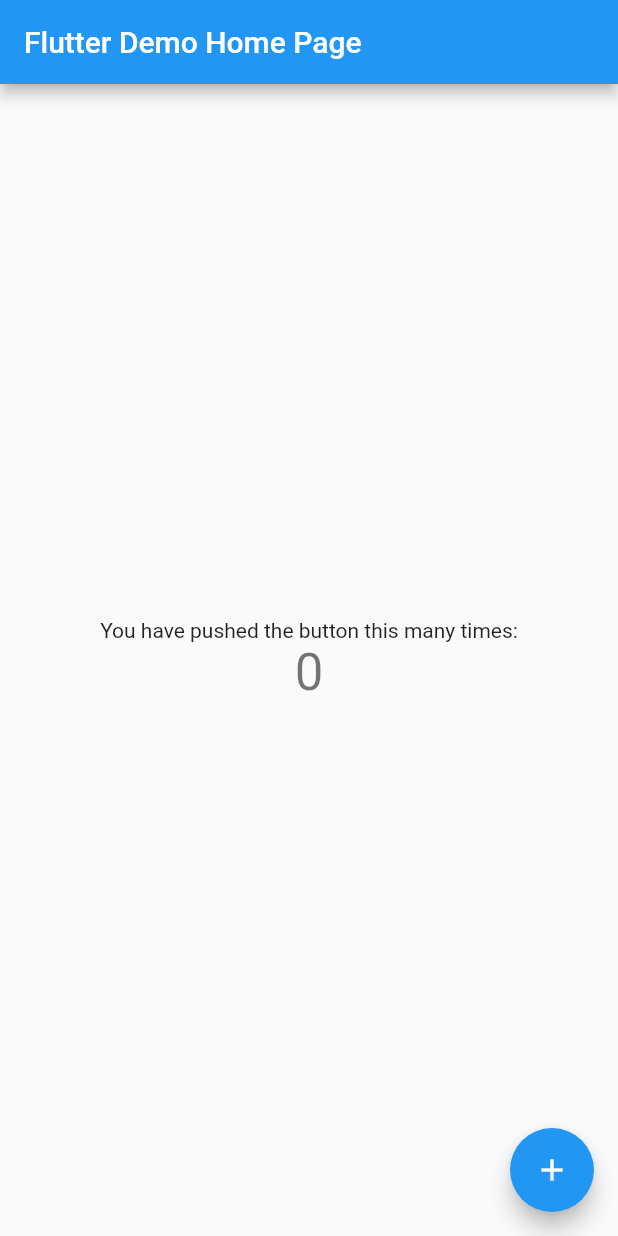
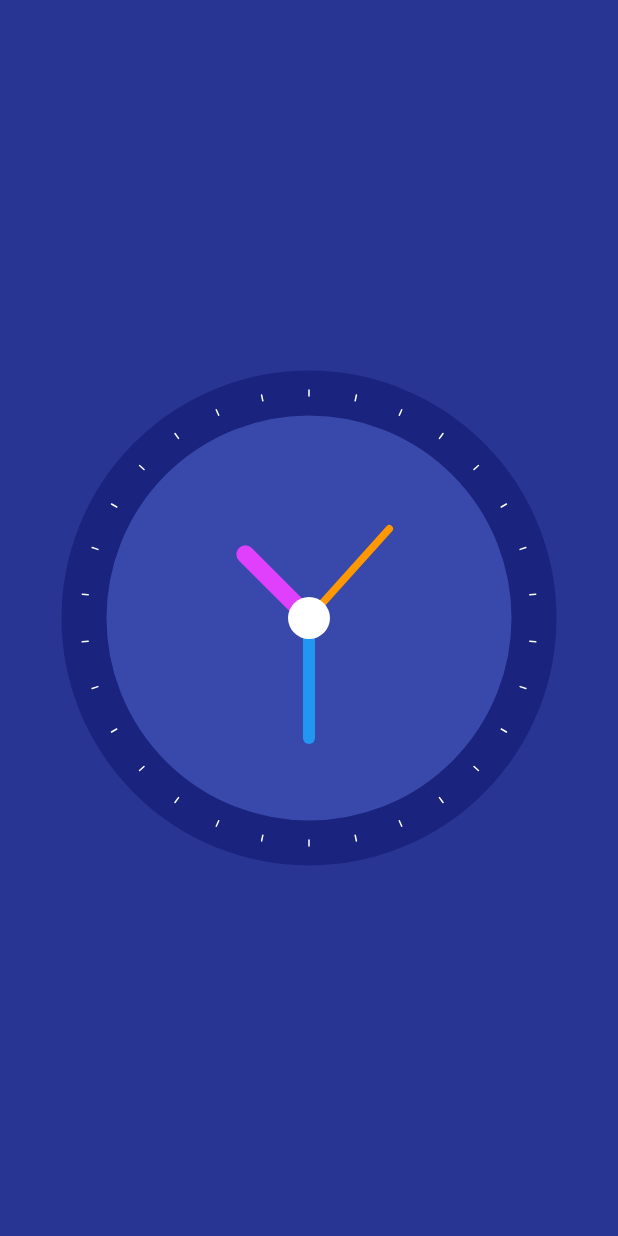
Before and after one commit to faiyaz-shaikh/clock_app_ui, a Flutter app: the screen it shows after launch, on a phone screen of 412 x 824 dp. Run offline on Flutter 3.47's test engine with Material 2 defaults, Android fonts, the phone set to English and light mode, and no system bars.

Commit message:
Implement clock ui

```diff
--- a/lib/main.dart
+++ b/lib/main.dart
@@ -1,3 +1,4 @@
+import 'package:clock_app/ui/screen/main_page.dart';
 import 'package:flutter/material.dart';
 
 void main() {
@@ -5,109 +6,10 @@ void main() {
 }
 
 class MyApp extends StatelessWidget {
-  // This widget is the root of your application.
   @override
   Widget build(BuildContext context) {
     return MaterialApp(
-      title: 'Flutter Demo',
-      theme: ThemeData(
-        // This is the theme of your application.
-        //
-        // Try running your application with "flutter run". You'll see the
-        // application has a blue toolbar. Then, without quitting the app, try
-        // changing the primarySwatch below to Colors.green and then invoke
-        // "hot reload" (press "r" in the console where you ran "flutter run",
-        // or simply save your changes to "hot reload" in a Flutter IDE).
-        // Notice that the counter didn't reset back to zero; the application
-        // is not restarted.
-        primarySwatch: Colors.blue,
-      ),
-      home: MyHomePage(title: 'Flutter Demo Home Page'),
+      home: MainPage(),
     );
   }
 }
-
-class MyHomePage extends StatefulWidget {
-  MyHomePage({Key? key, required this.title}) : super(key: key);
-
-  // This widget is the home page of your application. It is stateful, meaning
-  // that it has a State object (defined below) that contains fields that affect
-  // how it looks.
-
-  // This class is the configuration for the state. It holds the values (in this
-  // case the title) provided by the parent (in this case the App widget) and
-  // used by the build method of the State. Fields in a Widget subclass are
-  // always marked "final".
-
-  final String title;
-
-  @override
-  _MyHomePageState createState() => _MyHomePageState();
-}
-
-class _MyHomePageState extends State<MyHomePage> {
-  int _counter = 0;
-
-  void _incrementCounter() {
-    setState(() {
-      // This call to setState tells the Flutter framework that something has
-      // changed in this State, which causes it to rerun the build method below
-      // so that the display can reflect the updated values. If we changed
-      // _counter without calling setState(), then the build method would not be
-      // called again, and so nothing would appear to happen.
-      _counter++;
-    });
-  }
-
-  @override
-  Widget build(BuildContext context) {
-    // This method is rerun every time setState is called, for instance as done
-    // by the _incrementCounter method above.
-    //
-    // The Flutter framework has been optimized to make rerunning build methods
-    // fast, so that you can just rebuild anything that needs updating rather
-    // than having to individually change instances of widgets.
-    return Scaffold(
-      appBar: AppBar(
-        // Here we take the value from the MyHomePage object that was created by
-        // the App.build method, and use it to set our appbar title.
-        title: Text(widget.title),
-      ),
-      body: Center(
-        // Center is a layout widget. It takes a single child and positions it
-        // in the middle of the parent.
-        child: Column(
-          // Column is also a layout widget. It takes a list of children and
-          // arranges them vertically. By default, it sizes itself to fit its
-          // children horizontally, and tries to be as tall as its parent.
-          //
-          // Invoke "debug painting" (press "p" in the console, choose the
-          // "Toggle Debug Paint" action from the Flutter Inspector in Android
-          // Studio, or the "Toggle Debug Paint" command in Visual Studio Code)
-          // to see the wireframe for each widget.
-          //
-          // Column has various properties to control how it sizes itself and
-          // how it positions its children. Here we use mainAxisAlignment to
-          // center the children vertically; the main axis here is the vertical
-          // axis because Columns are vertical (the cross axis would be
-          // horizontal).
-          mainAxisAlignment: MainAxisAlignment.center,
-          children: <Widget>[
-            Text(
-              'You have pushed the button this many times:',
-            ),
-            Text(
-              '$_counter',
-              style: Theme.of(context).textTheme.headline4,
-            ),
-          ],
-        ),
-      ),
-      floatingActionButton: FloatingActionButton(
-        onPressed: _incrementCounter,
-        tooltip: 'Increment',
-        child: Icon(Icons.add),
-      ), // This trailing comma makes auto-formatting nicer for build methods.
-    );
-  }
-}
--- /dev/null
+++ b/lib/ui/screen/main_page.dart
@@ -0,0 +1,21 @@
+import 'package:clock_app/ui/widget/clock_widget.dart';
+import 'package:flutter/material.dart';
+
+class MainPage extends StatefulWidget {
+  @override
+  _MainPageState createState() => _MainPageState();
+}
+
+class _MainPageState extends State<MainPage> {
+
+  @override
+  Widget build(BuildContext context) {
+    return Scaffold(
+      backgroundColor: Colors.indigo.shade800,
+      body: Container(
+        alignment: Alignment.center,
+        child: ClockView(),
+      ),
+    );
+  }
+}
--- /dev/null
+++ b/lib/ui/widget/clock_widget.dart
@@ -0,0 +1,37 @@
+import 'dart:async';
+import 'dart:math';
+
+import 'package:clock_app/painter/clock_painter.dart';
+import 'package:flutter/material.dart';
+
+class ClockView extends StatefulWidget {
+  @override
+  _ClockViewState createState() => _ClockViewState();
+}
+
+class _ClockViewState extends State<ClockView> {
+  @override
+  void initState() {
+    Timer.periodic(
+      Duration(seconds: 1),
+      (timer) {
+        setState(() {});
+      },
+    );
+    super.initState();
+  }
+
+  @override
+  Widget build(BuildContext context) {
+    return Container(
+      width: 300,
+      height: 300,
+      child: Transform.rotate(
+        angle: -pi / 2,
+        child: CustomPaint(
+          painter: ClockPainter(),
+        ),
+      ),
+    );
+  }
+}
```
Also changed, not shown: lib/painter/clock_painter.dart (added, +85 -0 lines), 3 other files.
